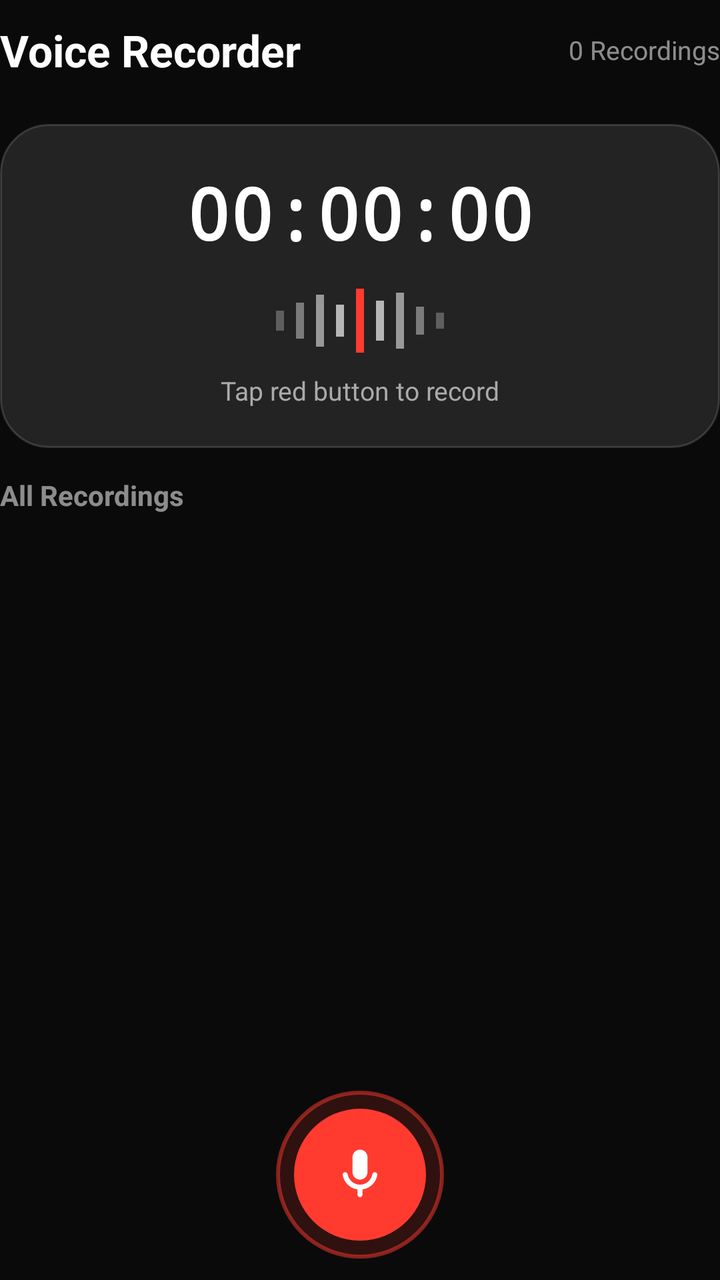
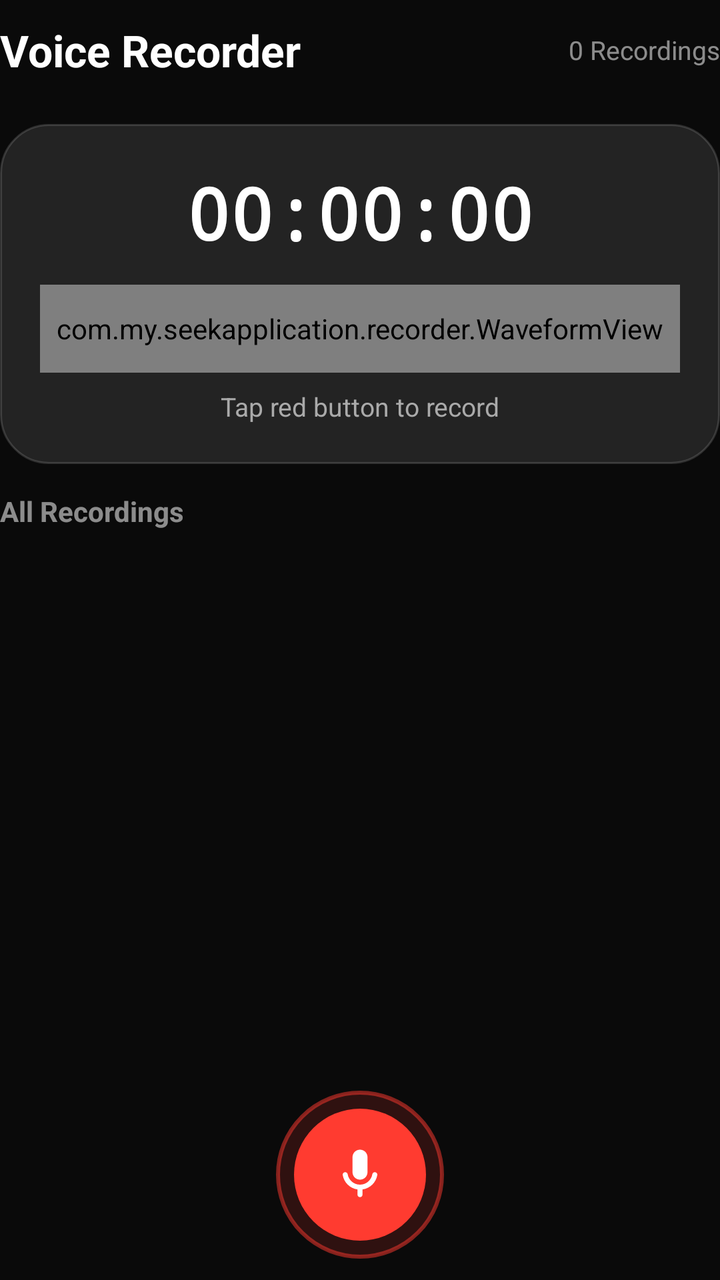

An Android layout rendered at two revisions. The XML below is the earlier revision; the diff shows what the commit changed to produce the second picture.
<!-- AndroidManifest.xml: application theme Theme.AppCompat.Light.NoActionBar -->
<!-- res/layout/activity_voice_recorder.xml -->
<?xml version="1.0" encoding="utf-8"?>
<RelativeLayout xmlns:android="http://schemas.android.com/apk/res/android"
    xmlns:app="http://schemas.android.com/apk/res-auto"
    android:id="@+id/rootVoiceRecorder"
    android:layout_width="match_parent"
    android:layout_height="match_parent"
    android:background="#0A0A0A">

    
    <RelativeLayout
        android:id="@+id/topBar"
        android:layout_width="match_parent"
        android:layout_height="50dp">

        <TextView
            android:id="@+id/tvAppTitle"
            android:layout_width="wrap_content"
            android:layout_height="wrap_content"
            android:layout_centerVertical="true"
            android:text="Voice Recorder"
            android:textColor="#FFFFFF"
            android:textSize="22sp"
            android:textStyle="bold" />

        <TextView
            android:id="@+id/tvRecordingsCount"
            android:layout_width="wrap_content"
            android:layout_height="wrap_content"
            android:layout_alignParentEnd="true"
            android:layout_centerVertical="true"
            android:text="0 Recordings"
            android:textColor="#88FFFFFF"
            android:textSize="13sp" />
    </RelativeLayout>

    
    <RelativeLayout
        android:id="@+id/selectionBar"
        android:layout_width="match_parent"
        android:layout_height="50dp"
        android:background="@drawable/bg_glass_input"
        android:paddingStart="12dp"
        android:paddingEnd="12dp"
        android:visibility="gone">

        <ImageView
            android:id="@+id/btnCloseSelection"
            android:layout_width="36dp"
            android:layout_height="36dp"
            android:layout_centerVertical="true"
            android:src="@drawable/ic_back_vector"
            app:tint="#FFFFFF"
            android:padding="6dp"
            android:clickable="true"
            android:focusable="true" />

        <TextView
            android:id="@+id/tvSelectedCount"
            android:layout_width="wrap_content"
            android:layout_height="wrap_content"
            android:layout_centerVertical="true"
            android:layout_toEndOf="@+id/btnCloseSelection"
            android:layout_marginStart="12dp"
            android:text="1 selected"
            android:textColor="#FFFFFF"
            android:textSize="16sp"
            android:textStyle="bold" />

        <LinearLayout
            android:layout_width="wrap_content"
            android:layout_height="wrap_content"
            android:layout_alignParentEnd="true"
            android:layout_centerVertical="true"
            android:orientation="horizontal">

            <ImageView
                android:id="@+id/btnSelectAll"
                android:layout_width="38dp"
                android:layout_height="38dp"
                android:layout_marginEnd="8dp"
                android:src="@drawable/ic_select_all_vector"
                app:tint="#00E676"
                android:background="@drawable/bg_glass_input"
                android:padding="8dp"
                android:clickable="true"
                android:focusable="true" />

            <ImageView
                android:id="@+id/btnDeleteSelected"
                android:layout_width="38dp"
                android:layout_height="38dp"
                android:src="@drawable/ic_delete_vector"
                app:tint="#FF5252"
                android:background="@drawable/bg_glass_input"
                android:padding="8dp"
                android:clickable="true"
                android:focusable="true" />
        </LinearLayout>
    </RelativeLayout>

    
    <LinearLayout
        android:id="@+id/centerSection"
        android:layout_width="match_parent"
        android:layout_height="wrap_content"
        android:layout_below="@+id/topBar"
        android:layout_marginTop="12dp"
        android:background="@drawable/bg_glass_note_card"
        android:gravity="center"
        android:orientation="vertical"
        android:padding="20dp">

        <TextView
            android:id="@+id/tvTimer"
            android:layout_width="wrap_content"
            android:layout_height="wrap_content"
            android:text="00:00:00"
            android:textColor="#FFFFFF"
            android:textSize="36sp"
            android:fontFamily="monospace"
            android:textStyle="bold" />

        
        <LinearLayout
            android:id="@+id/waveformLayout"
            android:layout_width="match_parent"
            android:layout_height="36dp"
            android:layout_marginTop="12dp"
            android:layout_marginBottom="8dp"
            android:gravity="center"
            android:orientation="horizontal">

            <View android:id="@+id/waveBar1" android:layout_width="4dp" android:layout_height="10dp" android:layout_margin="3dp" android:background="#44FFFFFF" />
            <View android:id="@+id/waveBar2" android:layout_width="4dp" android:layout_height="18dp" android:layout_margin="3dp" android:background="#66FFFFFF" />
            <View android:id="@+id/waveBar3" android:layout_width="4dp" android:layout_height="26dp" android:layout_margin="3dp" android:background="#88FFFFFF" />
            <View android:id="@+id/waveBar4" android:layout_width="4dp" android:layout_height="16dp" android:layout_margin="3dp" android:background="#AAFFFFFF" />
            <View android:id="@+id/waveBar5" android:layout_width="4dp" android:layout_height="32dp" android:layout_margin="3dp" android:background="#FF3B30" />
            <View android:id="@+id/waveBar6" android:layout_width="4dp" android:layout_height="20dp" android:layout_margin="3dp" android:background="#AAFFFFFF" />
            <View android:id="@+id/waveBar7" android:layout_width="4dp" android:layout_height="28dp" android:layout_margin="3dp" android:background="#88FFFFFF" />
            <View android:id="@+id/waveBar8" android:layout_width="4dp" android:layout_height="14dp" android:layout_margin="3dp" android:background="#66FFFFFF" />
            <View android:id="@+id/waveBar9" android:layout_width="4dp" android:layout_height="8dp" android:layout_margin="3dp" android:background="#44FFFFFF" />
        </LinearLayout>

        <TextView
            android:id="@+id/tvRecordStatus"
            android:layout_width="wrap_content"
            android:layout_height="wrap_content"
            android:text="Tap red button to record"
            android:textColor="#AAAAAA"
            android:textSize="13sp" />
    </LinearLayout>

    
    <RelativeLayout
        android:id="@+id/bottomControlSection"
        android:layout_width="match_parent"
        android:layout_height="105dp"
        android:layout_alignParentBottom="true"
        android:gravity="center">

        
        <RelativeLayout
            android:id="@+id/btnRecordOuter"
            android:layout_width="84dp"
            android:layout_height="84dp"
            android:layout_centerInParent="true"
            android:background="@drawable/bg_record_btn_outer"
            android:gravity="center">

            
            <RelativeLayout
                android:id="@+id/btnRecord"
                android:layout_width="66dp"
                android:layout_height="66dp"
                android:background="@drawable/bg_record_btn_inner"
                android:gravity="center"
                android:clickable="true"
                android:focusable="true">

                <ImageView
                    android:id="@+id/ivRecordIcon"
                    android:layout_width="30dp"
                    android:layout_height="30dp"
                    android:src="@drawable/ic_mic_vector"
                    app:tint="#FFFFFF" />
            </RelativeLayout>
        </RelativeLayout>
    </RelativeLayout>

    
    <TextView
        android:id="@+id/tvRecentHeader"
        android:layout_width="wrap_content"
        android:layout_height="wrap_content"
        android:layout_below="@+id/centerSection"
        android:layout_marginTop="14dp"
        android:layout_marginBottom="8dp"
        android:text="All Recordings"
        android:textColor="#88FFFFFF"
        android:textSize="14sp"
        android:textStyle="bold" />

    <androidx.recyclerview.widget.RecyclerView
        android:id="@+id/rvRecordingsList"
        android:layout_width="match_parent"
        android:layout_height="match_parent"
        android:layout_below="@+id/tvRecentHeader"
        android:layout_above="@+id/bottomControlSection"
        android:clipToPadding="false"
        android:paddingBottom="6dp" />

</RelativeLayout>
<!-- resources referenced by this layout -->
<resources>
  <!-- drawable bg_glass_input (drawable) -->
  <?xml version="1.0" encoding="utf-8"?>
  <shape xmlns:android="http://schemas.android.com/apk/res/android" android:shape="rectangle">
      <corners android:radius="12dp" />
      <solid android:color="#0DFFFFFF" /> 
      <stroke android:width="1dp" android:color="#33FFFFFF" />
  </shape>
  <!-- drawable bg_glass_note_card (drawable) -->
  <?xml version="1.0" encoding="utf-8"?>
  <shape xmlns:android="http://schemas.android.com/apk/res/android">
      <solid android:color="#1AFFFFFF" /> 
      
      <stroke android:width="1dp" android:color="#26FFFFFF" /> 
      
      <corners android:radius="24dp" /> 
  </shape>
  <!-- drawable bg_record_btn_inner (drawable) -->
  <?xml version="1.0" encoding="utf-8"?>
  <shape xmlns:android="http://schemas.android.com/apk/res/android" android:shape="oval">
      <solid android:color="#FF3B30" />
  </shape>
  <!-- drawable bg_record_btn_outer (drawable) -->
  <?xml version="1.0" encoding="utf-8"?>
  <shape xmlns:android="http://schemas.android.com/apk/res/android" android:shape="oval">
      <solid android:color="#26FF3B30" />
      <stroke android:width="2dp" android:color="#80FF3B30" />
  </shape>
  <!-- drawable ic_back_vector (drawable) -->
  <vector xmlns:android="http://schemas.android.com/apk/res/android"
      android:width="24dp"
      android:height="24dp"
      android:viewportWidth="24"
      android:viewportHeight="24"
      android:tint="?attr/colorControlNormal">
      <path
          android:fillColor="@android:color/white"
          android:pathData="M20,11H7.83l5.59,-5.59L12,4l-8,8 8,8 1.41,-1.41L7.83,13H20v-2z"/>
  </vector>
  <!-- drawable ic_delete_vector (drawable) -->
  <vector xmlns:android="http://schemas.android.com/apk/res/android"
      android:width="24dp"
      android:height="24dp"
      android:viewportWidth="24"
      android:viewportHeight="24"
      android:tint="?attr/colorControlNormal">
      <path
          android:fillColor="@android:color/white"
          android:pathData="M16,9v10H8V9h8m-1.5,-6h-5l-1,1H5v2h14V4h-3.5l-1,-1zM18,7H6v12c0,1.1 0.9,2 2,2h8c1.1,0 2,-0.9 2,-2V7z"/>
  </vector>
  <!-- drawable ic_mic_vector (drawable) -->
  <vector xmlns:android="http://schemas.android.com/apk/res/android"
      android:width="24dp"
      android:height="24dp"
      android:viewportWidth="24"
      android:viewportHeight="24"
      android:tint="?attr/colorControlNormal">
      <path
          android:fillColor="@android:color/white"
          android:pathData="M12,14c1.66,0 3,-1.34 3,-3V5c0,-1.66 -1.34,-3 -3,-3S9,3.34 9,5v6c0,1.66 1.34,3 3,3zm5.91,-3c-0.49,0 -0.9,0.36 -0.98,0.85C16.52,14.2 14.47,16 12,16s-4.52,-1.8 -4.93,-4.15c-0.08,-0.49 -0.49,-0.85 -0.98,-0.85 -0.61,0 -1.09,0.54 -1,1.14 0.49,3 2.89,5.35 5.91,5.78V20c0,0.55 0.45,1 1,1s1,-0.45 1,-1v-2.08c3.02,-0.43 5.42,-2.78 5.91,-5.78 0.1,-0.6 -0.39,-1.14 -1,-1.14z"/>
  </vector>
  <!-- drawable ic_select_all_vector (drawable) -->
  <vector xmlns:android="http://schemas.android.com/apk/res/android"
      android:width="24dp"
      android:height="24dp"
      android:viewportWidth="24"
      android:viewportHeight="24"
      android:tint="?attr/colorControlNormal">
      <path
          android:fillColor="@android:color/white"
          android:pathData="M18,7l-1.41,-1.41 -6.34,6.34 1.41,1.41L18,7zm4.24,-1.41L11.66,16.17 7.48,12l-1.41,1.41L11.66,19l12,-12 -1.42,-1.41zM0.41,13.41L6,19l1.41,-1.41L1.83,12 0.41,13.41z"/>
  </vector>
</resources>

<!-- the commit's change to res/layout/activity_voice_recorder.xml (unified diff, before → after) -->
@@ -121,25 +121,12 @@
             android:textStyle="bold" />
 
         
-        <LinearLayout
-            android:id="@+id/waveformLayout"
+        <com.my.seekapplication.recorder.WaveformView
+            android:id="@+id/waveformView"
             android:layout_width="match_parent"
-            android:layout_height="36dp"
+            android:layout_height="44dp"
             android:layout_marginTop="12dp"
-            android:layout_marginBottom="8dp"
-            android:gravity="center"
-            android:orientation="horizontal">
-
-            <View android:id="@+id/waveBar1" android:layout_width="4dp" android:layout_height="10dp" android:layout_margin="3dp" android:background="#44FFFFFF" />
-            <View android:id="@+id/waveBar2" android:layout_width="4dp" android:layout_height="18dp" android:layout_margin="3dp" android:background="#66FFFFFF" />
-            <View android:id="@+id/waveBar3" android:layout_width="4dp" android:layout_height="26dp" android:layout_margin="3dp" android:background="#88FFFFFF" />
-            <View android:id="@+id/waveBar4" android:layout_width="4dp" android:layout_height="16dp" android:layout_margin="3dp" android:background="#AAFFFFFF" />
-            <View android:id="@+id/waveBar5" android:layout_width="4dp" android:layout_height="32dp" android:layout_margin="3dp" android:background="#FF3B30" />
-            <View android:id="@+id/waveBar6" android:layout_width="4dp" android:layout_height="20dp" android:layout_margin="3dp" android:background="#AAFFFFFF" />
-            <View android:id="@+id/waveBar7" android:layout_width="4dp" android:layout_height="28dp" android:layout_margin="3dp" android:background="#88FFFFFF" />
-            <View android:id="@+id/waveBar8" android:layout_width="4dp" android:layout_height="14dp" android:layout_margin="3dp" android:background="#66FFFFFF" />
-            <View android:id="@+id/waveBar9" android:layout_width="4dp" android:layout_height="8dp" android:layout_margin="3dp" android:background="#44FFFFFF" />
-        </LinearLayout>
+            android:layout_marginBottom="8dp" />
 
         <TextView
             android:id="@+id/tvRecordStatus"
@@ -155,8 +142,23 @@
         android:id="@+id/bottomControlSection"
         android:layout_width="match_parent"
         android:layout_height="105dp"
-        android:layout_alignParentBottom="true"
-        android:gravity="center">
+        android:layout_alignParentBottom="true">
+
+        
+        <ImageView
+            android:id="@+id/btnCancelRecording"
+            android:layout_width="48dp"
+            android:layout_height="48dp"
+            android:layout_toStartOf="@+id/btnRecordOuter"
+            android:layout_centerVertical="true"
+            android:layout_marginEnd="32dp"
+            android:background="@drawable/bg_glass_input"
+            android:padding="12dp"
+            android:src="@drawable/ic_delete_vector"
+            app:tint="#FF5252"
+            android:visibility="gone"
+            android:clickable="true"
+            android:focusable="true" />
 
         
         <RelativeLayout
@@ -185,6 +187,22 @@
                     app:tint="#FFFFFF" />
             </RelativeLayout>
         </RelativeLayout>
+
+        
+        <ImageView
+            android:id="@+id/btnSaveRecording"
+            android:layout_width="48dp"
+            android:layout_height="48dp"
+            android:layout_toEndOf="@+id/btnRecordOuter"
+            android:layout_centerVertical="true"
+            android:layout_marginStart="32dp"
+            android:background="@drawable/bg_glass_input"
+            android:padding="12dp"
+            android:src="@drawable/ic_check_vector"
+            app:tint="#00E676"
+            android:visibility="gone"
+            android:clickable="true"
+            android:focusable="true" />
     </RelativeLayout>
 
     
<!-- resource entries referenced after the edit -->
@@ -38,6 +38,17 @@
           android:fillColor="@android:color/white"
           android:pathData="M20,11H7.83l5.59,-5.59L12,4l-8,8 8,8 1.41,-1.41L7.83,13H20v-2z"/>
   </vector>
+  <!-- drawable ic_check_vector (drawable) -->
+  <vector xmlns:android="http://schemas.android.com/apk/res/android"
+      android:width="24dp"
+      android:height="24dp"
+      android:viewportWidth="24"
+      android:viewportHeight="24"
+      android:tint="?attr/colorControlNormal">
+      <path
+          android:fillColor="@android:color/white"
+          android:pathData="M9,16.17L4.83,12l-1.42,1.41L9,19 21,7l-1.41,-1.41z"/>
+  </vector>
   <!-- drawable ic_delete_vector (drawable) -->
   <vector xmlns:android="http://schemas.android.com/apk/res/android"
       android:width="24dp"
